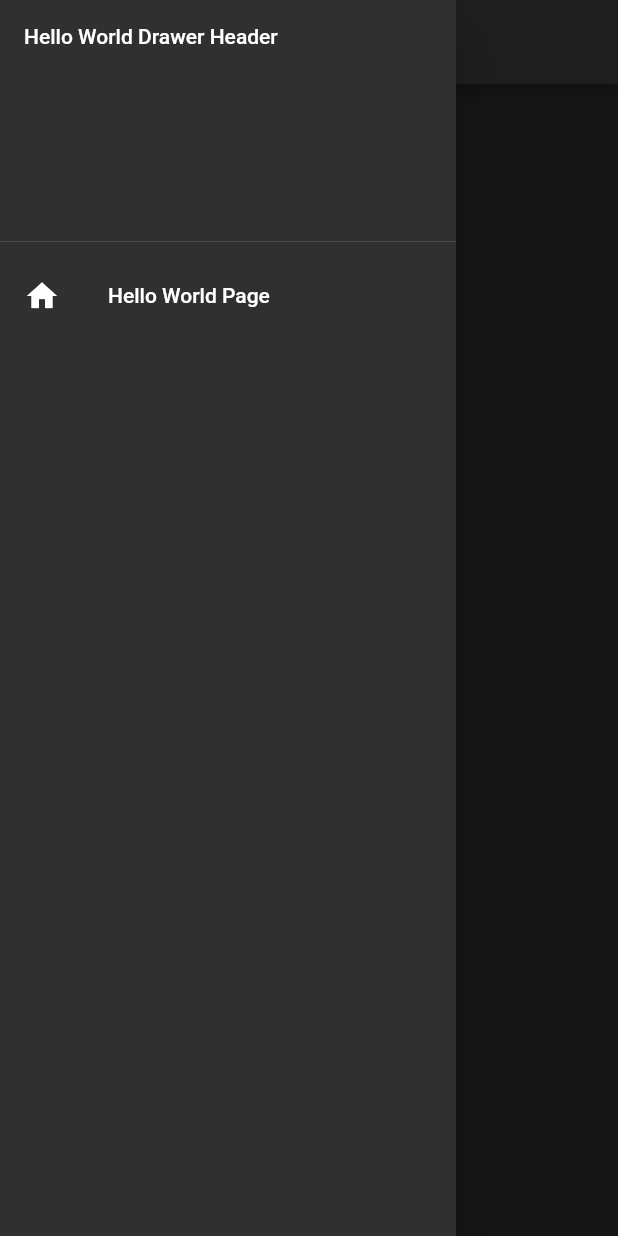
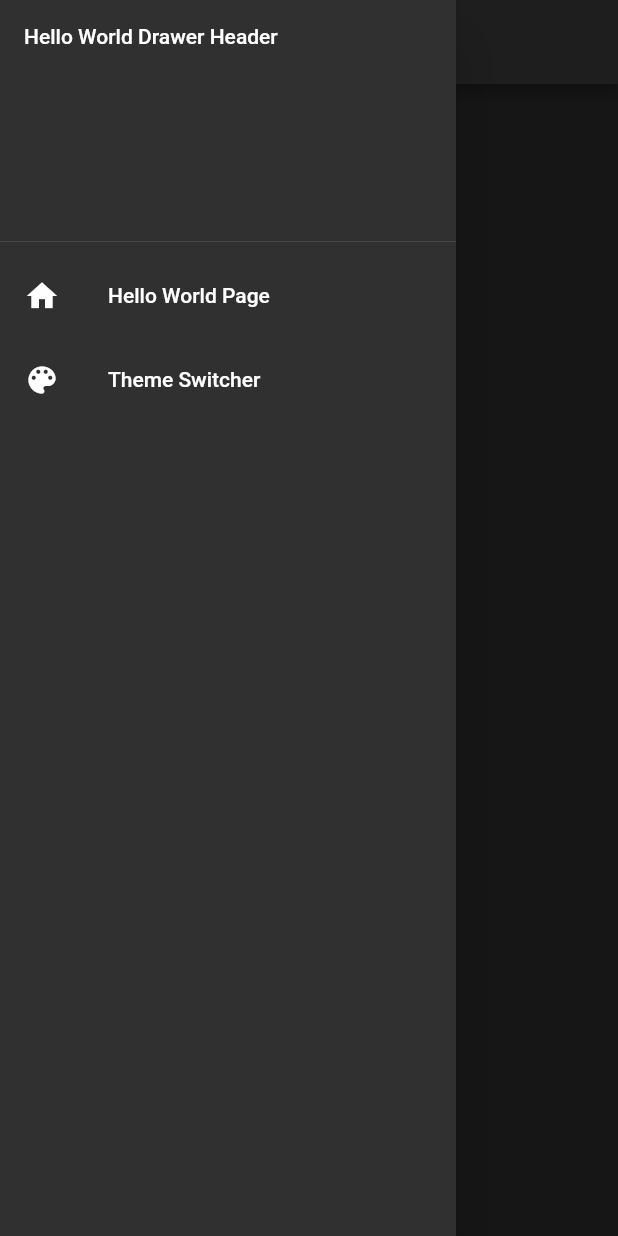
Before and after one commit to agustinventura/flutter_for_all, a Flutter app: the screen it shows after launch, with the side drawer open, on a phone screen of 412 x 824 dp. Run offline on Flutter 3.47's test engine with Material 2 defaults, Android fonts, the phone set to English and light mode, and no system bars; our stand-ins replace go_router.

Commit message:
Adds go_router and routes in drawer

```diff
--- a/lib/main.dart
+++ b/lib/main.dart
@@ -1,4 +1,5 @@
 import 'package:flutter/material.dart';
+import 'package:go_router/go_router.dart';
 
 void main() {
   runApp(const HelloWorldApp());
@@ -11,13 +12,28 @@ class HelloWorldApp extends StatelessWidget {
 
   @override
   Widget build(BuildContext context) {
-    return MaterialApp(
-      title: 'Hello World App',
-      theme: ThemeData.dark(),
-      home: const HomePage()
+    return MaterialApp.router(
+      routerConfig: _router,
     );
   }
 }
+
+final GoRouter _router = GoRouter(
+  routes: <RouteBase>[
+    GoRoute(
+      path: '/',
+      builder: (BuildContext context, GoRouterState state) {
+        return const HomePage();
+      }
+    ),
+    GoRoute(
+      path: '/theme_switcher',
+      builder: (BuildContext context, GoRouterState state) {
+        return const ThemeSwitchPage();
+      },
+    )
+  ],
+);
 
 class HomePage extends StatelessWidget {
   const HomePage({
@@ -26,7 +42,10 @@ class HomePage extends StatelessWidget {
 
   @override
   Widget build(BuildContext context) {
-    return Scaffold(
+    return MaterialApp(
+        title: 'Hello World App',
+        theme: ThemeData.dark(),
+        home: Scaffold(
           appBar: AppBar(
             title: const Text('Hello World Page'),
           ),
@@ -34,7 +53,7 @@ class HomePage extends StatelessWidget {
             child: HelloWorldDrawer(),
           ),
           body: const HelloWorldContent(),
-    );
+        ));
   }
 }
 
@@ -46,18 +65,25 @@ class HelloWorldDrawer extends StatelessWidget {
   @override
   Widget build(BuildContext context) {
     return ListView(
-      children: const [
-        DrawerHeader(child: Text('Hello World Drawer Header')),
+      children: [
+        const DrawerHeader(child: Text('Hello World Drawer Header')),
         ListTile(
-          leading: Icon(
+          leading: const Icon(
             Icons.home,
           ),
-          title: Text('Hello World Page')
+          title: const Text('Hello World Page'),
+          onTap: () => context.go('/'),
+        ),
+        ListTile(
+          leading: const Icon(
+            Icons.color_lens,
+          ),
+          title: const Text('Theme Switcher'),
+          onTap: () => context.go('/theme_switcher'),
         ),
       ],
     );
   }
-
 }
 
 class HelloWorldContent extends StatelessWidget {
@@ -68,7 +94,41 @@ class HelloWorldContent extends StatelessWidget {
   @override
   Widget build(BuildContext context) {
     return const Center(
-      child: Text('Hello World', textDirection: TextDirection.ltr,)
-    );
+        child: Text(
+      'Hello World',
+      textDirection: TextDirection.ltr,
+    ));
   }
 }
+
+class ThemeSwitchPage extends StatefulWidget {
+  const ThemeSwitchPage({super.key});
+
+  @override
+  State<ThemeSwitchPage> createState() => _ThemeSwitchPageState();
+}
+
+class _ThemeSwitchPageState extends State<ThemeSwitchPage> {
+  bool _light = true;
+
+  @override
+  Widget build(BuildContext context) {
+    return MaterialApp(
+        theme: _light ? ThemeData.light() : ThemeData.dark(),
+        home: Scaffold(
+          appBar: AppBar(title: const Text('Theme Switcher')),
+          drawer: const Drawer(child: HelloWorldDrawer()),
+          body: Center(
+            child: ElevatedButton(
+                onPressed: () => _changeTheme(),
+                child: const Text('Press to change theme')),
+          ),
+        ));
+  }
+
+  _changeTheme() {
+    setState(() {
+      _light = !_light;
+    });
+  }
+}
--- a/pubspec.yaml
+++ b/pubspec.yaml
@@ -36,6 +36,7 @@ dependencies:
   # The following adds the Cupertino Icons font to your application.
   # Use with the CupertinoIcons class for iOS style icons.
   cupertino_icons: ^1.0.2
+  go_router: ^5.2.4
 
 dev_dependencies:
   flutter_test:
```
Also changed, not shown: pubspec.lock. Lines whose indentation alone changed are shown as unchanged.
